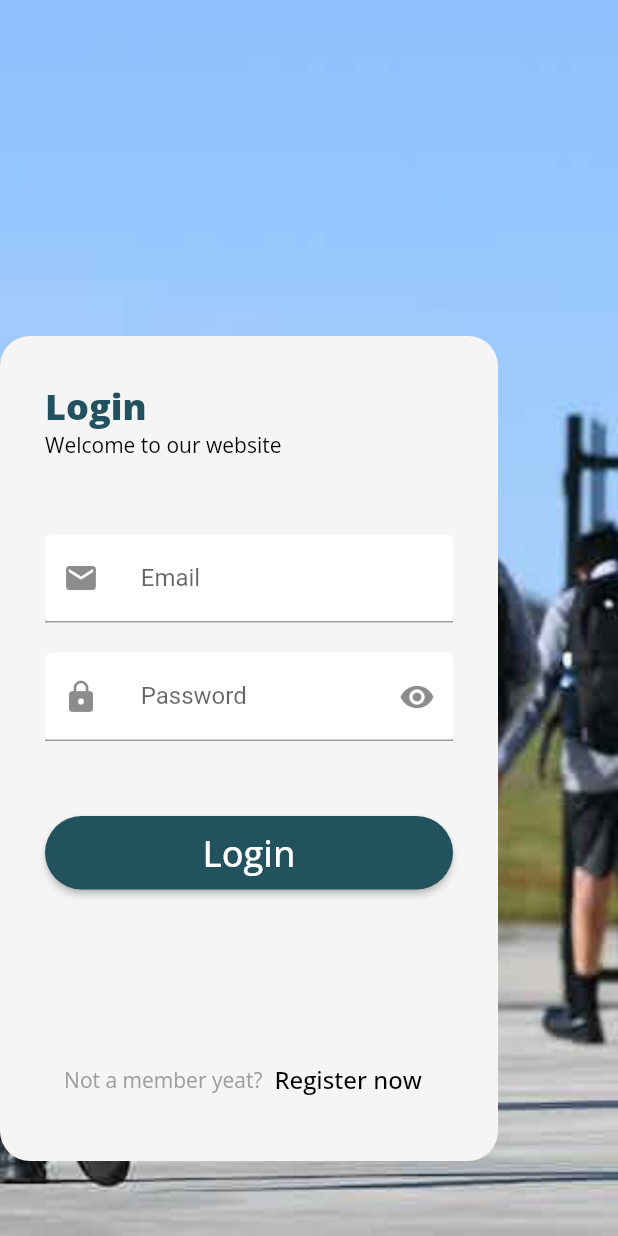
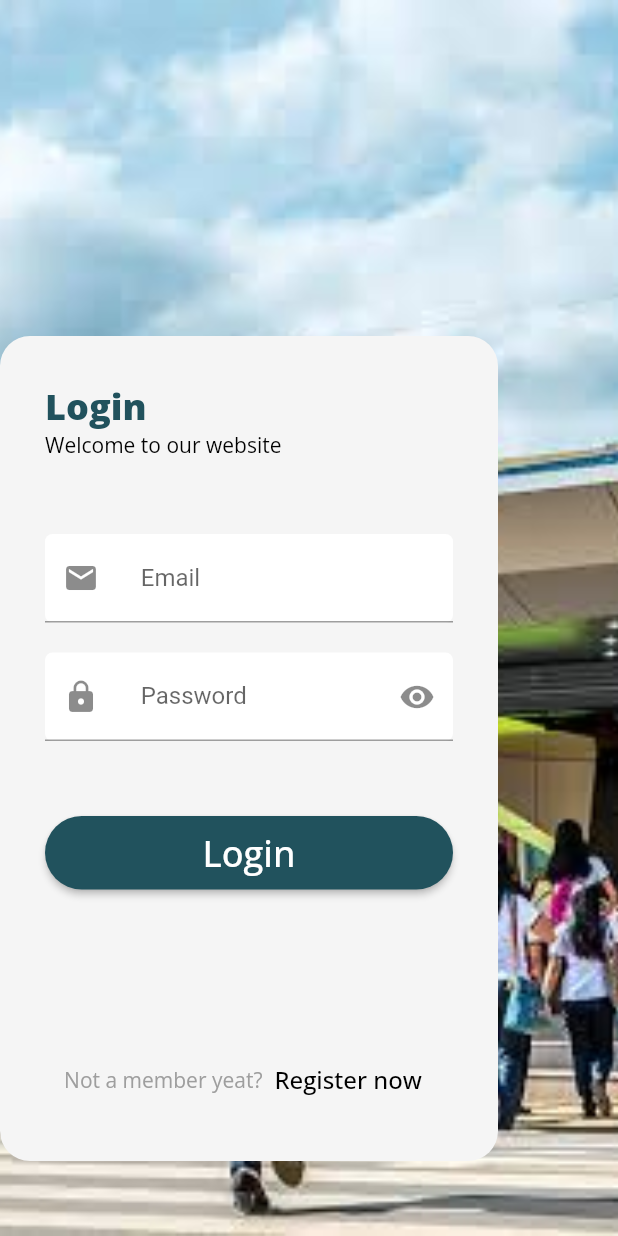
Before and after one commit to lansoyyy/consultation_system, a Flutter app: the screen it shows after launch, on a phone screen of 412 x 824 dp. Run offline on Flutter 3.47's test engine with Material 2 defaults, Android fonts, the phone set to English and light mode, and no system bars; our stand-ins replace cloud_firestore, easy_sidemenu, firebase_auth, firebase_core, firebase_storage, google_fonts and 4 more; missing offline and left inert: dart:html; accounts and stored records are empty.

```diff
--- a/lib/auth/login_page.dart
+++ b/lib/auth/login_page.dart
@@ -43,7 +43,7 @@ class _LoginPageState extends State<LoginPage> {
           Container(
             decoration: const BoxDecoration(
               image: DecorationImage(
-                  image: AssetImage('assets/images/background.jpg'),
+                  image: AssetImage('assets/images/background1.jpeg'),
                   fit: BoxFit.cover),
             ),
           ),
--- a/lib/screens/home_screen.dart
+++ b/lib/screens/home_screen.dart
@@ -61,12 +61,6 @@ class _HomeScreenState extends State<HomeScreen> {
                   padding: const EdgeInsets.all(8.0),
                   child: Row(
                     children: [
-                      const SizedBox(
-                        width: 10,
-                      ),
-                      const CircleAvatar(
-                        backgroundColor: blueAccent,
-                      ),
                       const SizedBox(
                         width: 10,
                       ),
```
Also changed, not shown: assets/images/20221208_142002_0001.png (added), assets/images/background1.jpeg (added).
